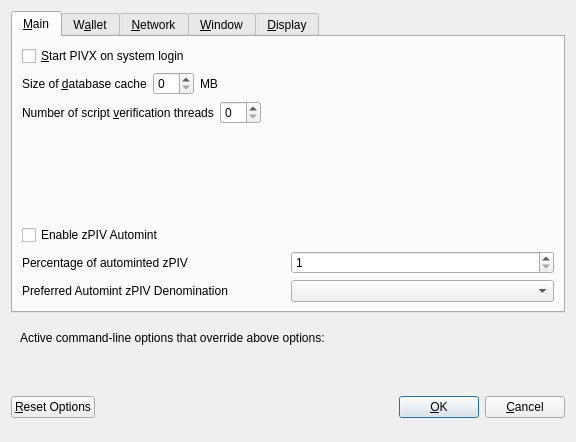
The window that src/qt/forms/optionsdialog.ui (binarysculptor/wallet) describes before a commit, drawn with Qt 5.
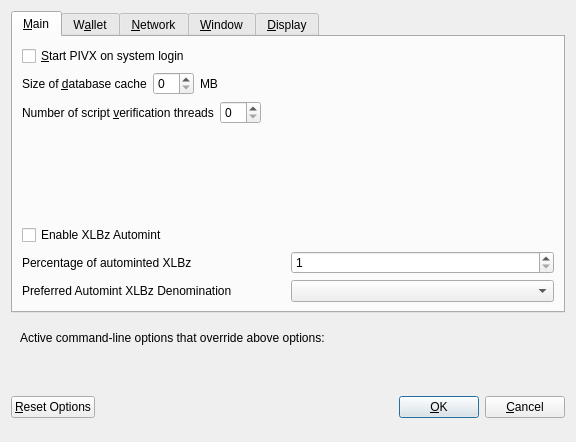
The same window after the commit. The open tabs and pages were chosen to show the change. Custom widgets are drawn as their Qt base class.

The edit to the form file:
```diff
--- a/src/qt/forms/optionsdialog.ui
+++ b/src/qt/forms/optionsdialog.ui
@@ -139,7 +139,7 @@
           <enum>Qt::LeftToRight</enum>
          </property>
          <property name="text">
-          <string>Enable zPIV Automint</string>
+          <string>Enable XLBz Automint</string>
          </property>
         </widget>
        </item>
@@ -151,7 +151,7 @@
             <string>Percentage of incoming PIV which get automatically converted to zPIV via Zerocoin Protocol (min: 10%)</string>
            </property>
            <property name="text">
-            <string>Percentage of autominted zPIV</string>
+            <string>Percentage of autominted XLBz</string>
            </property>
           </widget>
          </item>
@@ -184,7 +184,7 @@
             <string>Wait with automatic conversion to Zerocoin until enough PIV for this denomination is available</string>
            </property>
            <property name="text">
-            <string>Preferred Automint zPIV Denomination</string>
+            <string>Preferred Automint XLBz Denomination</string>
            </property>
           </widget>
          </item>
```
Left out of the diff: 4 changed lines with no effect on the pictures.
